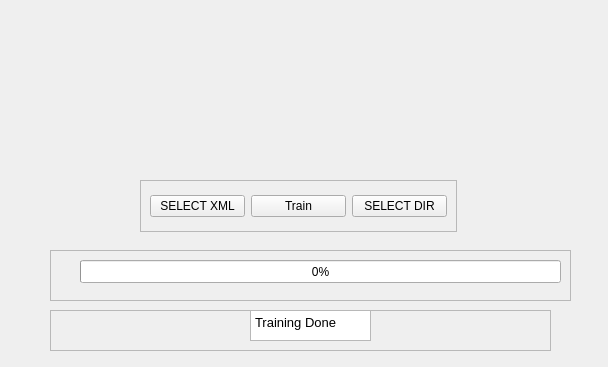
Before: the Qt Designer form FacesTrain.ui in nitin-vk/face-recognition-based-attendance, drawn with Qt 5.
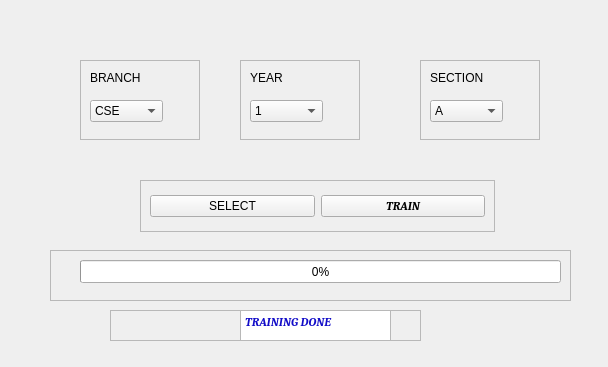
After: the same form once the commit is applied.

Patch:
```diff
--- a/FacesTrain.ui
+++ b/FacesTrain.ui
@@ -10,15 +10,24 @@
     <height>367</height>
    </rect>
   </property>
+  <property name="minimumSize">
+   <size>
+    <width>608</width>
+    <height>367</height>
+   </size>
+  </property>
   <property name="windowTitle">
    <string>Form</string>
   </property>
+  <property name="styleSheet">
+   <string notr="true"/>
+  </property>
   <widget class="QFrame" name="frame">
    <property name="geometry">
     <rect>
      <x>140</x>
      <y>180</y>
-     <width>317</width>
+     <width>355</width>
      <height>52</height>
     </rect>
    </property>
@@ -32,21 +41,22 @@
     <item>
      <widget class="QPushButton" name="selectXml">
       <property name="text">
-       <string>SELECT XML</string>
+       <string>SELECT</string>
       </property>
      </widget>
     </item>
     <item>
      <widget class="QPushButton" name="trainBtn">
-      <property name="text">
-       <string>Train</string>
+      <property name="font">
+       <font>
+        <family>Cambria</family>
+        <weight>75</weight>
+        <italic>true</italic>
+        <bold>true</bold>
+       </font>
       </property>
-     </widget>
-    </item>
-    <item>
-     <widget class="QPushButton" name="selectDir">
       <property name="text">
-       <string>SELECT DIR</string>
+       <string>TRAIN</string>
       </property>
      </widget>
     </item>
@@ -84,10 +94,10 @@
   <widget class="QFrame" name="doneFrame">
    <property name="geometry">
     <rect>
-     <x>50</x>
+     <x>110</x>
      <y>310</y>
-     <width>501</width>
-     <height>41</height>
+     <width>311</width>
+     <height>31</height>
     </rect>
    </property>
    <property name="frameShape">
@@ -99,18 +109,203 @@
    <widget class="QTextEdit" name="trainingDone">
     <property name="geometry">
      <rect>
-      <x>200</x>
+      <x>130</x>
       <y>0</y>
-      <width>121</width>
+      <width>151</width>
       <height>31</height>
      </rect>
     </property>
+    <property name="font">
+     <font>
+      <family>Cambria</family>
+      <weight>75</weight>
+      <italic>true</italic>
+      <bold>true</bold>
+     </font>
+    </property>
     <property name="html">
      <string>&lt;!DOCTYPE HTML PUBLIC &quot;-//W3C//DTD HTML 4.0//EN&quot; &quot;http://www.w3.org/TR/REC-html40/strict.dtd&quot;&gt;
 &lt;html&gt;&lt;head&gt;&lt;meta name=&quot;qrichtext&quot; content=&quot;1&quot; /&gt;&lt;style type=&quot;text/css&quot;&gt;
 p, li { white-space: pre-wrap; }
-&lt;/style&gt;&lt;/head&gt;&lt;body style=&quot; font-family:'MS Shell Dlg 2'; font-size:7.8pt; font-weight:400; font-style:normal;&quot;&gt;
-&lt;p style=&quot; margin-top:0px; margin-bottom:0px; margin-left:0px; margin-right:0px; -qt-block-indent:0; text-indent:0px;&quot;&gt;&lt;span style=&quot; font-size:10pt;&quot;&gt;Training Done&lt;/span&gt;&lt;/p&gt;&lt;/body&gt;&lt;/html&gt;</string>
+&lt;/style&gt;&lt;/head&gt;&lt;body style=&quot; font-family:'Cambria'; font-size:7.8pt; font-weight:600; font-style:italic;&quot;&gt;
+&lt;p style=&quot; margin-top:0px; margin-bottom:0px; margin-left:0px; margin-right:0px; -qt-block-indent:0; text-indent:0px;&quot;&gt;&lt;span style=&quot; font-family:'MS Shell Dlg 2'; font-size:9pt; color:#130dc8;&quot;&gt;TRAINING DONE&lt;/span&gt;&lt;/p&gt;&lt;/body&gt;&lt;/html&gt;</string>
+    </property>
+   </widget>
+  </widget>
+  <widget class="QFrame" name="frame_2">
+   <property name="geometry">
+    <rect>
+     <x>80</x>
+     <y>60</y>
+     <width>120</width>
+     <height>80</height>
+    </rect>
+   </property>
+   <property name="frameShape">
+    <enum>QFrame::StyledPanel</enum>
+   </property>
+   <property name="frameShadow">
+    <enum>QFrame::Raised</enum>
+   </property>
+   <widget class="QComboBox" name="branchComboBox">
+    <property name="geometry">
+     <rect>
+      <x>10</x>
+      <y>40</y>
+      <width>73</width>
+      <height>22</height>
+     </rect>
+    </property>
+    <item>
+     <property name="text">
+      <string>CSE</string>
+     </property>
+    </item>
+    <item>
+     <property name="text">
+      <string>ISE</string>
+     </property>
+    </item>
+    <item>
+     <property name="text">
+      <string>ECE</string>
+     </property>
+    </item>
+    <item>
+     <property name="text">
+      <string>MECH</string>
+     </property>
+    </item>
+    <item>
+     <property name="text">
+      <string>IM</string>
+     </property>
+    </item>
+   </widget>
+   <widget class="QLabel" name="branchLabel">
+    <property name="geometry">
+     <rect>
+      <x>10</x>
+      <y>10</y>
+      <width>55</width>
+      <height>16</height>
+     </rect>
+    </property>
+    <property name="text">
+     <string>BRANCH</string>
+    </property>
+   </widget>
+  </widget>
+  <widget class="QFrame" name="frame_3">
+   <property name="geometry">
+    <rect>
+     <x>240</x>
+     <y>60</y>
+     <width>120</width>
+     <height>80</height>
+    </rect>
+   </property>
+   <property name="frameShape">
+    <enum>QFrame::StyledPanel</enum>
+   </property>
+   <property name="frameShadow">
+    <enum>QFrame::Raised</enum>
+   </property>
+   <widget class="QComboBox" name="yearComboBox">
+    <property name="geometry">
+     <rect>
+      <x>10</x>
+      <y>40</y>
+      <width>73</width>
+      <height>22</height>
+     </rect>
+    </property>
+    <item>
+     <property name="text">
+      <string>1</string>
+     </property>
+    </item>
+    <item>
+     <property name="text">
+      <string>2</string>
+     </property>
+    </item>
+    <item>
+     <property name="text">
+      <string>3</string>
+     </property>
+    </item>
+    <item>
+     <property name="text">
+      <string>4</string>
+     </property>
+    </item>
+   </widget>
+   <widget class="QLabel" name="yearLabel">
+    <property name="geometry">
+     <rect>
+      <x>10</x>
+      <y>10</y>
+      <width>55</width>
+      <height>16</height>
+     </rect>
+    </property>
+    <property name="text">
+     <string>YEAR</string>
+    </property>
+   </widget>
+  </widget>
+  <widget class="QFrame" name="frame_4">
+   <property name="geometry">
+    <rect>
+     <x>420</x>
+     <y>60</y>
+     <width>120</width>
+     <height>80</height>
+    </rect>
+   </property>
+   <property name="frameShape">
+    <enum>QFrame::StyledPanel</enum>
+   </property>
+   <property name="frameShadow">
+    <enum>QFrame::Raised</enum>
+   </property>
+   <widget class="QComboBox" name="sectionComboBox">
+    <property name="geometry">
+     <rect>
+      <x>10</x>
+      <y>40</y>
+      <width>73</width>
+      <height>22</height>
+     </rect>
+    </property>
+    <item>
+     <property name="text">
+      <string>A</string>
+     </property>
+    </item>
+    <item>
+     <property name="text">
+      <string>B</string>
+     </property>
+    </item>
+    <item>
+     <property name="text">
+      <string>C</string>
+     </property>
+    </item>
+   </widget>
+   <widget class="QLabel" name="sectionLabel">
+    <property name="geometry">
+     <rect>
+      <x>10</x>
+      <y>10</y>
+      <width>55</width>
+      <height>16</height>
+     </rect>
+    </property>
+    <property name="text">
+     <string>SECTION</string>
     </property>
    </widget>
   </widget>
```
Left out of the diff: 6 changed lines with no effect on the pictures.
